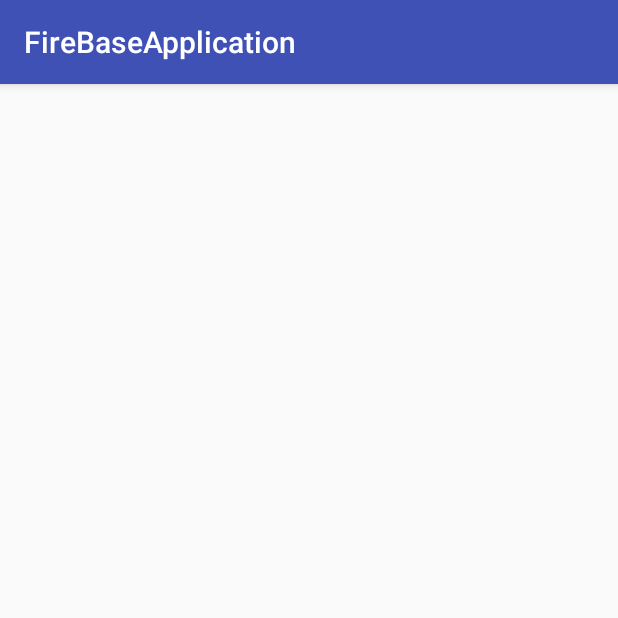
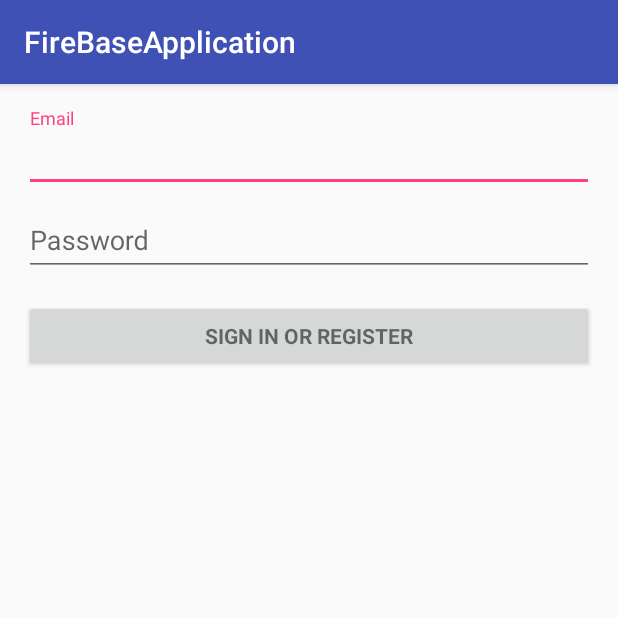
Before and after one commit to Sofdroid/FireBaseApplication, an Android app: the AuthenticationActivity screen opened directly, with no data from a screen before it, on a phone screen of 412 x 824 dp, the top half of it. Run offline under Robolectric (Android 15) with nearby library versions, the phone set to English and light mode, and no system bars; our stand-ins replace Firebase (no records; nobody signed in at launch, a user with empty details on screens opened directly).

Commit message:
Create account interface.

```diff
--- a/app/src/main/res/layout/activity_authentification.xml
+++ b/app/src/main/res/layout/activity_authentification.xml
@@ -10,4 +10,68 @@
               android:paddingTop="@dimen/activity_vertical_margin"
               tools:context="firebase.sofdroid.com.firebaseapplication.AuthenticationActivity">
 
+    <!-- Login progress -->
+    <ProgressBar
+        android:id="@+id/login_progress"
+        style="?android:attr/progressBarStyleLarge"
+        android:layout_width="wrap_content"
+        android:layout_height="wrap_content"
+        android:layout_marginBottom="8dp"
+        android:visibility="gone"/>
+
+    <ScrollView
+        android:id="@+id/login_form"
+        android:layout_width="match_parent"
+        android:layout_height="match_parent">
+
+        <LinearLayout
+            android:id="@+id/email_login_form"
+            android:layout_width="match_parent"
+            android:layout_height="wrap_content"
+            android:orientation="vertical">
+
+            <android.support.design.widget.TextInputLayout
+                android:layout_width="match_parent"
+                android:layout_height="wrap_content">
+
+                <EditText
+                    android:id="@+id/email"
+                    android:layout_width="match_parent"
+                    android:layout_height="wrap_content"
+                    android:hint="@string/prompt_email"
+                    android:inputType="textEmailAddress"
+                    android:maxLines="1"
+                    android:singleLine="true"/>
+
+            </android.support.design.widget.TextInputLayout>
+
+            <android.support.design.widget.TextInputLayout
+                android:layout_width="match_parent"
+                android:layout_height="wrap_content">
+
+                <EditText
+                    android:id="@+id/password"
+                    android:layout_width="match_parent"
+                    android:layout_height="wrap_content"
+                    android:hint="@string/prompt_password"
+                    android:imeActionId="@+id/login"
+                    android:imeActionLabel="@string/action_sign_in_short"
+                    android:imeOptions="actionUnspecified"
+                    android:inputType="textPassword"
+                    android:maxLines="1"
+                    android:singleLine="true"/>
+
+            </android.support.design.widget.TextInputLayout>
+
+            <Button
+                android:id="@+id/email_sign_in_button"
+                style="?android:textAppearanceSmall"
+                android:layout_width="match_parent"
+                android:layout_height="wrap_content"
+                android:layout_marginTop="16dp"
+                android:text="@string/action_sign_in"
+                android:textStyle="bold"/>
+
+        </LinearLayout>
+    </ScrollView>
 </LinearLayout>
```
